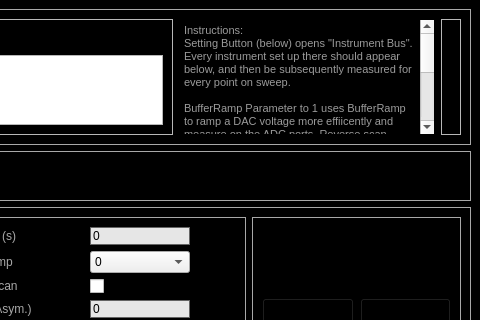
FeldmanLab/LabRAD-Device-Electrical_Measurement-ONline_Software, file DEMONS GUI/Transport Gate Sweep/MultiSweeperWindow.ui: the form before one commit; both pictures show x 690 to 1170 and y 0 to 320 of the 1170 by 629 pixel window.
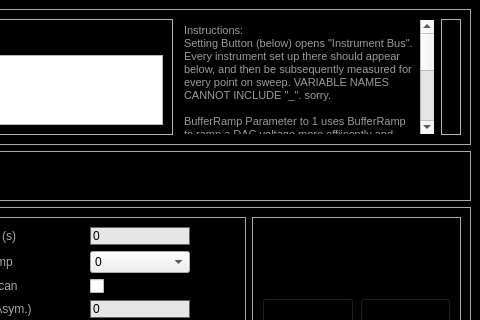
The form after the commit. Icons and pictures are not drawn.

Diff of the .ui file:
```diff
--- a/DEMONS GUI/Transport Gate Sweep/MultiSweeperWindow.ui
+++ b/DEMONS GUI/Transport Gate Sweep/MultiSweeperWindow.ui
@@ -105,14 +105,14 @@
             <string>&lt;!DOCTYPE HTML PUBLIC &quot;-//W3C//DTD HTML 4.0//EN&quot; &quot;http://www.w3.org/TR/REC-html40/strict.dtd&quot;&gt;
 &lt;html&gt;&lt;head&gt;&lt;meta name=&quot;qrichtext&quot; content=&quot;1&quot; /&gt;&lt;style type=&quot;text/css&quot;&gt;
 p, li { white-space: pre-wrap; }
-&lt;/style&gt;&lt;/head&gt;&lt;body style=&quot; font-family:'MS Shell Dlg 2'; font-size:8.25pt; font-weight:400; font-style:normal;&quot;&gt;
-&lt;p style=&quot; margin-top:0px; margin-bottom:0px; margin-left:0px; margin-right:0px; -qt-block-indent:0; text-indent:0px;&quot;&gt;&lt;span style=&quot; font-family:'MS Shell Dlg 2'; font-size:8pt; color:#9b9b9b;&quot;&gt;Instructions:&lt;/span&gt;&lt;/p&gt;
-&lt;p style=&quot; margin-top:0px; margin-bottom:0px; margin-left:0px; margin-right:0px; -qt-block-indent:0; text-indent:0px;&quot;&gt;&lt;span style=&quot; font-family:'MS Shell Dlg 2'; font-size:8pt; color:#9b9b9b;&quot;&gt;Setting Button (below) opens &amp;quot;Instrument Bus&amp;quot;. Every instrument set up there should appear below, and then be subsequently measured for every point on sweep.&lt;/span&gt;&lt;/p&gt;
-&lt;p style=&quot;-qt-paragraph-type:empty; margin-top:0px; margin-bottom:0px; margin-left:0px; margin-right:0px; -qt-block-indent:0; text-indent:0px; font-family:'MS Shell Dlg 2'; font-size:7.8pt;&quot;&gt;&lt;br /&gt;&lt;/p&gt;
-&lt;p style=&quot; margin-top:0px; margin-bottom:0px; margin-left:0px; margin-right:0px; -qt-block-indent:0; text-indent:0px;&quot;&gt;&lt;span style=&quot; font-family:'MS Shell Dlg 2'; font-size:8pt; color:#9b9b9b;&quot;&gt;BufferRamp Parameter to 1 uses BufferRamp to ramp a DAC voltage more effiicently and measure on the ADC ports. Reverse scan checked means that the voltage will go back and forth between &amp;quot;Start&amp;quot; and &amp;quot;End&amp;quot; repeatedly if it's in a nested loop rather than ramping back to &amp;quot;Start&amp;quot; each time.&lt;/span&gt;&lt;/p&gt;
-&lt;p style=&quot; margin-top:0px; margin-bottom:0px; margin-left:0px; margin-right:0px; -qt-block-indent:0; text-indent:0px;&quot;&gt;&lt;span style=&quot; font-family:'MS Shell Dlg 2'; font-size:8pt; color:#9b9b9b;&quot;&gt;BufferRamp Parameter to 2 uses BufferRamp to ramp two DAC voltages in an n-p array with capacitive asymmetry Delta. &lt;/span&gt;&lt;/p&gt;
-&lt;p style=&quot;-qt-paragraph-type:empty; margin-top:0px; margin-bottom:0px; margin-left:0px; margin-right:0px; -qt-block-indent:0; text-indent:0px; font-family:'MS Shell Dlg 2'; font-size:8pt; color:#9b9b9b;&quot;&gt;&lt;br /&gt;&lt;/p&gt;
-&lt;p style=&quot; margin-top:0px; margin-bottom:0px; margin-left:0px; margin-right:0px; -qt-block-indent:0; text-indent:0px;&quot;&gt;&lt;span style=&quot; font-family:'MS Shell Dlg 2'; font-size:8pt; color:#9b9b9b;&quot;&gt;Any set of variables enterd into the Live Plot table should open live plots on sweep start.&lt;/span&gt;&lt;/p&gt;&lt;/body&gt;&lt;/html&gt;</string>
+&lt;/style&gt;&lt;/head&gt;&lt;body style=&quot; font-family:'MS Shell Dlg 2'; font-size:7.8pt; font-weight:400; font-style:normal;&quot;&gt;
+&lt;p style=&quot; margin-top:0px; margin-bottom:0px; margin-left:0px; margin-right:0px; -qt-block-indent:0; text-indent:0px;&quot;&gt;&lt;span style=&quot; font-size:8pt; color:#9b9b9b;&quot;&gt;Instructions:&lt;/span&gt;&lt;/p&gt;
+&lt;p style=&quot; margin-top:0px; margin-bottom:0px; margin-left:0px; margin-right:0px; -qt-block-indent:0; text-indent:0px;&quot;&gt;&lt;span style=&quot; font-size:8pt; color:#9b9b9b;&quot;&gt;Setting Button (below) opens &amp;quot;Instrument Bus&amp;quot;. Every instrument set up there should appear below, and then be subsequently measured for every point on sweep. VARIABLE NAMES CANNOT INCLUDE &amp;quot;_&amp;quot;. sorry.&lt;/span&gt;&lt;/p&gt;
+&lt;p style=&quot;-qt-paragraph-type:empty; margin-top:0px; margin-bottom:0px; margin-left:0px; margin-right:0px; -qt-block-indent:0; text-indent:0px;&quot;&gt;&lt;br /&gt;&lt;/p&gt;
+&lt;p style=&quot; margin-top:0px; margin-bottom:0px; margin-left:0px; margin-right:0px; -qt-block-indent:0; text-indent:0px;&quot;&gt;&lt;span style=&quot; font-size:8pt; color:#9b9b9b;&quot;&gt;BufferRamp Parameter to 1 uses BufferRamp to ramp a DAC voltage more effiicently and measure on the ADC ports. Reverse scan checked means that the voltage will go back and forth between &amp;quot;Start&amp;quot; and &amp;quot;End&amp;quot; repeatedly if it's in a nested loop rather than ramping back to &amp;quot;Start&amp;quot; each time.&lt;/span&gt;&lt;/p&gt;
+&lt;p style=&quot; margin-top:0px; margin-bottom:0px; margin-left:0px; margin-right:0px; -qt-block-indent:0; text-indent:0px;&quot;&gt;&lt;span style=&quot; font-size:8pt; color:#9b9b9b;&quot;&gt;BufferRamp Parameter to 2 uses BufferRamp to ramp two DAC voltages in an n-p array with capacitive asymmetry Delta. &lt;/span&gt;&lt;/p&gt;
+&lt;p style=&quot;-qt-paragraph-type:empty; margin-top:0px; margin-bottom:0px; margin-left:0px; margin-right:0px; -qt-block-indent:0; text-indent:0px; font-size:8pt; color:#9b9b9b;&quot;&gt;&lt;br /&gt;&lt;/p&gt;
+&lt;p style=&quot; margin-top:0px; margin-bottom:0px; margin-left:0px; margin-right:0px; -qt-block-indent:0; text-indent:0px;&quot;&gt;&lt;span style=&quot; font-size:8pt; color:#9b9b9b;&quot;&gt;Any set of variables entered into the Live Plot table should open live plots on sweep start.&lt;/span&gt;&lt;/p&gt;&lt;/body&gt;&lt;/html&gt;</string>
            </property>
           </widget>
          </item>
```
